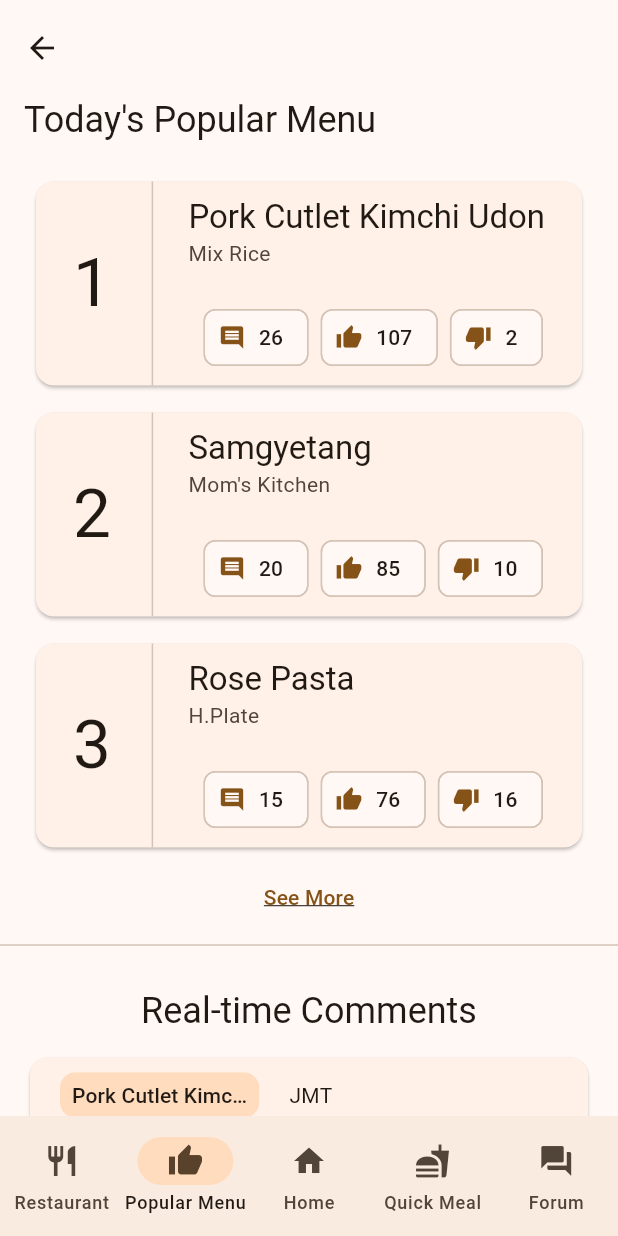
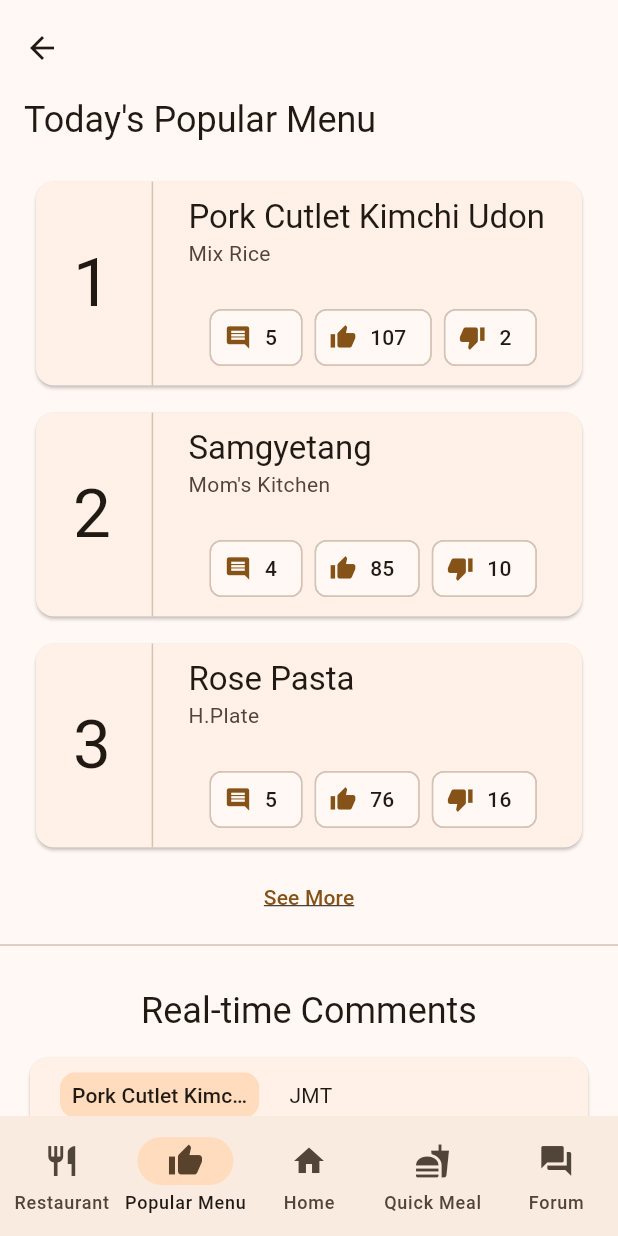
Before and after one commit to yangsijun/2022-2-IED-Mealis, a Flutter app: the screen it shows after launch, item 2 of the bottom bar chosen, on a phone screen of 412 x 824 dp. Run offline on Flutter 3.47's test engine with Material 2 defaults, Android fonts, the phone set to English and light mode, and no system bars.

Commit message:
Edit Database. add SingleChildScrollView on Real-Time Comments

```diff
--- a/lib/database.dart
+++ b/lib/database.dart
@@ -18,27 +18,27 @@ List<String> restaurantList = [
 ];
 
 Map<String, Menu> menuMap = {
-  'Pork Cutlet Kimchi Udon' : Menu('Pork Cutlet Kimchi Udon', 'Mix Rice', Stat(107, 2, 26)),
-  'Tendon' : Menu('Tendon', 'Mix Rice', Stat(10, 10, 10)),
-  'Backbone Spicy Soup' : Menu('Backbone Spicy Soup', 'Mix Rice', Stat(10, 10, 10)),
-  'Sirlon Donkatsu' : Menu('Sirlon Donkatsu', 'H.Plate', Stat(10, 10, 10)),
-  'Spicy Donkatsu' : Menu('Spicy Donkatsu', 'H.Plate', Stat(10, 10, 10)),
-  'Rose Pasta' : Menu('Rose Pasta', 'H.Plate', Stat(76, 16, 15)),
-  'Bean Sprout Radish Beef Soup': Menu('Bean Sprout Radish Beef Soup', 'Mom\'s Kitchen', Stat(10, 10, 10)),
-  'Handmade Donkatsu' : Menu('Handmade Donkatsu', 'Mom\'s Kitchen', Stat(10, 10, 10)),
-  'Samgyetang' : Menu('Samgyetang', 'Mom\'s Kitchen', Stat(85, 10, 20)),
-  'Korean Black Noodle' : Menu('Korean Black Noodle', 'Handong Lounge', Stat(10, 10, 10)),
-  'Nagasaki Jjampong' : Menu('Nagasaki Jjampong', 'Handong Lounge', Stat(10, 10, 10)),
-  'Pork Soup' : Menu('Pork Soup', 'Handong Lounge', Stat(10, 10, 10)),
-  'Thai Lemon Chicken and Garlic Rice' : Menu('Thai Lemon Chicken and Garlic Rice', 'The Grace Table', Stat(10, 10, 10)),
-  'Beef Curry' : Menu('Beef Curry', 'The Grace Table', Stat(10, 10, 10)),
-  'Quesadilla' : Menu('Quesadilla', 'The Grace Table', Stat(10, 10, 10)),
-  'Cockle Bibimbap' : Menu('Cockle Bibimbap', 'The Grace Table', Stat(10, 10, 10)),
-  'Double Cheeseburger' : Menu('Double Cheeseburger', 'The Grace Table', Stat(10, 10, 10)),
-  'Burrito Bowl' : Menu('Burrito Bowl', 'The Grace Table', Stat(10, 10, 10)),
-  'Thai Beef Salad' : Menu('Thai Beef Salad', 'The Grace Table', Stat(10, 10, 10)),
-  'Braised Chicken' : Menu('Braised Chicken', 'Han\'s Deli', Stat(10, 10, 10)),
-  'Braised Chicken with Cheese' : Menu('Braised Chicken with Cheese', 'Han\'s Deli', Stat(10, 10, 10)),
+  'Pork Cutlet Kimchi Udon' : Menu('Pork Cutlet Kimchi Udon', 'Mix Rice', Stat(107, 2, 5)),
+  'Tendon' : Menu('Tendon', 'Mix Rice', Stat(30, 10, 3)),
+  'Backbone Spicy Soup' : Menu('Backbone Spicy Soup', 'Mix Rice', Stat(28, 10, 2)),
+  'Sirlon Donkatsu' : Menu('Sirlon Donkatsu', 'H.Plate', Stat(26, 10, 1)),
+  'Spicy Donkatsu' : Menu('Spicy Donkatsu', 'H.Plate', Stat(24, 10, 2)),
+  'Rose Pasta' : Menu('Rose Pasta', 'H.Plate', Stat(76, 16, 5)),
+  'Bean Sprout Radish Beef Soup': Menu('Bean Sprout Radish Beef Soup', 'Mom\'s Kitchen', Stat(22, 10, 0)),
+  'Handmade Donkatsu' : Menu('Handmade Donkatsu', 'Mom\'s Kitchen', Stat(20, 10, 2)),
+  'Samgyetang' : Menu('Samgyetang', 'Mom\'s Kitchen', Stat(85, 10, 4)),
+  'Korean Black Noodle' : Menu('Korean Black Noodle', 'Handong Lounge', Stat(19, 10, 2)),
+  'Nagasaki Jjampong' : Menu('Nagasaki Jjampong', 'Handong Lounge', Stat(18, 10, 3)),
+  'Pork Soup' : Menu('Pork Soup', 'Handong Lounge', Stat(17, 10, 2)),
+  'Thai Lemon Chicken and Garlic Rice' : Menu('Thai Lemon Chicken and Garlic Rice', 'The Grace Table', Stat(16, 10, 0)),
+  'Beef Curry' : Menu('Beef Curry', 'The Grace Table', Stat(15, 10, 0)),
+  'Quesadilla' : Menu('Quesadilla', 'The Grace Table', Stat(14, 10, 0)),
+  'Cockle Bibimbap' : Menu('Cockle Bibimbap', 'The Grace Table', Stat(13, 10, 0)),
+  'Double Cheeseburger' : Menu('Double Cheeseburger', 'The Grace Table', Stat(13, 10, 1)),
+  'Burrito Bowl' : Menu('Burrito Bowl', 'The Grace Table', Stat(12, 10, 0)),
+  'Thai Beef Salad' : Menu('Thai Beef Salad', 'The Grace Table', Stat(11, 10, 0)),
+  'Braised Chicken' : Menu('Braised Chicken', 'Han\'s Deli', Stat(10, 10, 0)),
+  'Braised Chicken with Cheese' : Menu('Braised Chicken with Cheese', 'Han\'s Deli', Stat(26, 5, 2)),
 };
 
 List<Menu?> menuRankingList = [
@@ -65,7 +65,7 @@ List<Menu?> menuRankingList = [
   menuMap['Braised Chicken with Cheese'],
 ];
 
-List<Comment> realTimeCommentList = [
+List<Comment> commentList = [
   Comment('Pork Cutlet Kimchi Udon', 'JMT'),
   Comment('Samgyetang', 'This is really like my mom\'s cooking!'),
   Comment('Nagasaki Jjampong', 'It was fine for me.'),
@@ -76,6 +76,31 @@ List<Comment> realTimeCommentList = [
   Comment('Pork Soup', 'I like it'),
   Comment('Sirlon Donkatsu', 'Not good at all'),
   Comment('Samqyetang', 'Absolutely delicious'),
+  Comment('Pork Cutlet Kimchi Udon', 'Nice'),
+  Comment('Double Cheeseburger', 'I like it'),
+  Comment('Rose Pasta', 'Good'),
+  Comment('Tendon', 'Wow'),
+  Comment('Backbone Spicy Soup', 'Nice'),
+  Comment('Pork Cutlet Kimchi Udon', 'Hmm...'),
+  Comment('Rose Pasta', 'I love it'),
+  Comment('Spicy Donkatsu', 'I like it'),
+  Comment('Braised Chicken with Cheese', 'Good, Always'),
+  Comment('Backbone Spicy Soup', 'Good'),
+  Comment('Rose Pasta', 'Not good at all'),
+  Comment('Rose Pasta', 'Nice'),
+  Comment('Samqyetang', 'Good'),
+  Comment('Handmade Donkatsu', 'Best'),
+  Comment('Spicy Donkatsu', 'Not bad'),
+  Comment('Pork Cutlet Kimchi Udon', 'Not best'),
+  Comment('Handmade Donkatsu', 'Nice'),
+  Comment('Tendon', 'I Love it'),
+  Comment('Nagasaki Jjampong', 'Nice'),
+  Comment('Samqyetang', 'Nice'),
+  Comment('Korean Black Noodle', 'I like it'),
+  Comment('Nagasaki Jjampong', 'I love it'),
+  Comment('Pork Soup', 'Good'),
+  Comment('Rose Pasta', 'I like it'),
+  Comment('Braised Chicken with Cheese', 'Nice'),
 ];
 
 class MyEvalForMenu {
--- a/lib/popular_menu_page.dart
+++ b/lib/popular_menu_page.dart
@@ -127,9 +127,6 @@ class _PopularMenuPageState extends State<PopularMenuPage> {
           onTap: () {
 
           },
-          customBorder: const RoundedRectangleBorder(
-            borderRadius: BorderRadius.only(topLeft: Radius.circular(10), topRight: Radius.circular(10)),
-          ),
           child: Container(
             margin: const EdgeInsets.only(left: 20),
             width: double.infinity,
@@ -148,13 +145,13 @@ class _PopularMenuPageState extends State<PopularMenuPage> {
                       borderRadius: const BorderRadius.all(Radius.circular(10)),
                       color: Theme.of(context).colorScheme.secondaryContainer,
                     ),
-                    child: Text(realTimeCommentList[index].menuName, style: Theme.of(context).textTheme.labelLarge, overflow: TextOverflow.ellipsis, textAlign: TextAlign.center,),
+                    child: Text(commentList[index].menuName, style: Theme.of(context).textTheme.labelLarge, overflow: TextOverflow.ellipsis, textAlign: TextAlign.center,),
                   ),
                 ),
                 const SizedBox(width: 20),
                 Flexible(
                   flex: 3,
-                  child: Text(realTimeCommentList[index].commentText, style: Theme.of(context).textTheme.bodyMedium, overflow: TextOverflow.ellipsis),
+                  child: Text(commentList[index].commentText, style: Theme.of(context).textTheme.bodyMedium, overflow: TextOverflow.ellipsis),
                 ),
               ],
             ),
@@ -173,7 +170,7 @@ class _PopularMenuPageState extends State<PopularMenuPage> {
   }
 
   int showPopularMenuNum = 3;
-  int showRealTimeCommentNum = 5;
+  int showRealTimeCommentNum = 10;
 
   @override
   Widget build(BuildContext context) {
@@ -226,6 +223,9 @@ class _PopularMenuPageState extends State<PopularMenuPage> {
                     ),
                     Card(
                       margin: const EdgeInsets.only(left: 20, right: 20, bottom: 5),
+                      child: SizedBox(
+                        height: 200,
+                        child: SingleChildScrollView(
                           child: Column(
                             crossAxisAlignment: CrossAxisAlignment.start,
                             children: [
@@ -236,22 +236,7 @@ class _PopularMenuPageState extends State<PopularMenuPage> {
                             ],
                           ),
                         ),
-                    TextButton(
-                      onPressed: () {
-                        if (showRealTimeCommentNum < realTimeCommentList.length) {
-                          setState(() {
-                            showRealTimeCommentNum += 3;
-                            if (showRealTimeCommentNum > realTimeCommentList.length) {
-                              showRealTimeCommentNum = realTimeCommentList.length;
-                            }
-                          });
-                        } else {
-                          setState(() {
-                            showRealTimeCommentNum = 5;
-                          });
-                        }
-                      },
-                      child: Text((showRealTimeCommentNum < realTimeCommentList.length) ? 'See More' : 'Show less', style: TextStyle(color: Theme.of(context).colorScheme.primary, decoration: TextDecoration.underline)),
+                      ),
                     ),
                     const SizedBox(height: 10),
                   ],
```
Lines whose indentation alone changed are shown as unchanged.
